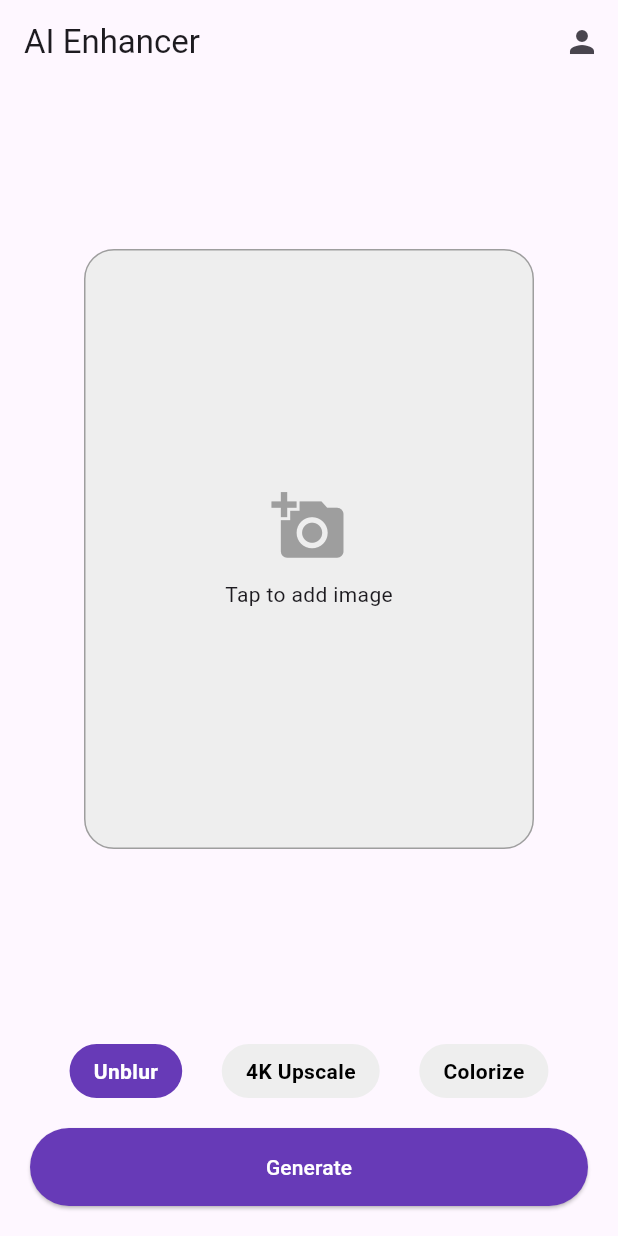
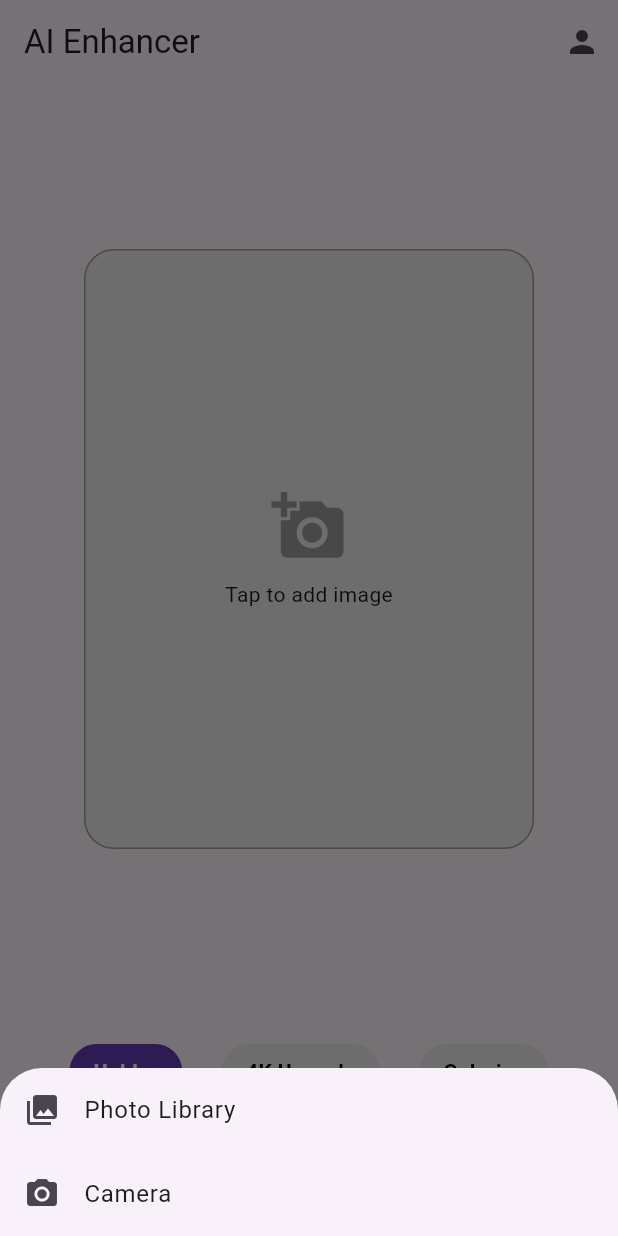
Before and after one commit to Obiinnaa-codes/unblur_images, a Flutter app: the screen it shows once a user with an empty profile is signed in, after a tap on "Tap to add image", on a phone screen of 412 x 824 dp. Run offline on Flutter 3.47's test engine with Material 3 defaults, Android fonts, the phone set to English and light mode, and no system bars; our stand-ins replace flutter_riverpod, google_sign_in, image_picker, permission_handler, supabase_flutter; accounts and stored records are empty.

Commit message:
feat: Add image picking and processing functionality to the home screen.

```diff
--- a/lib/features/home/presentation/home_screen.dart
+++ b/lib/features/home/presentation/home_screen.dart
@@ -16,12 +16,43 @@ class _HomeScreenState extends State<HomeScreen> {
   String _selectedFeature = 'unblur'; // unblur, upscale, colorize
 
   Future<void> _pickImage() async {
+    showModalBottomSheet(
+      context: context,
+      builder: (BuildContext context) {
+        return SafeArea(
+          child: Wrap(
+            children: <Widget>[
+              ListTile(
+                leading: const Icon(Icons.photo_library),
+                title: const Text('Photo Library'),
+                onTap: () async {
+                  Navigator.of(context).pop();
                   final image = await ImagePickerUtils.pickImageFromGallery();
                   if (image != null) {
                     setState(() {
                       _selectedImage = image;
                     });
                   }
+                },
+              ),
+              ListTile(
+                leading: const Icon(Icons.photo_camera),
+                title: const Text('Camera'),
+                onTap: () async {
+                  Navigator.of(context).pop();
+                  final image = await ImagePickerUtils.pickImageFromCamera();
+                  if (image != null) {
+                    setState(() {
+                      _selectedImage = image;
+                    });
+                  }
+                },
+              ),
+            ],
+          ),
+        );
+      },
+    );
   }
 
   Future<void> _processImage() async {
```
Also changed, not shown: lib/core/utils/image_picker_utils.dart (+48 -3 lines). Lines whose indentation alone changed are shown as unchanged.
